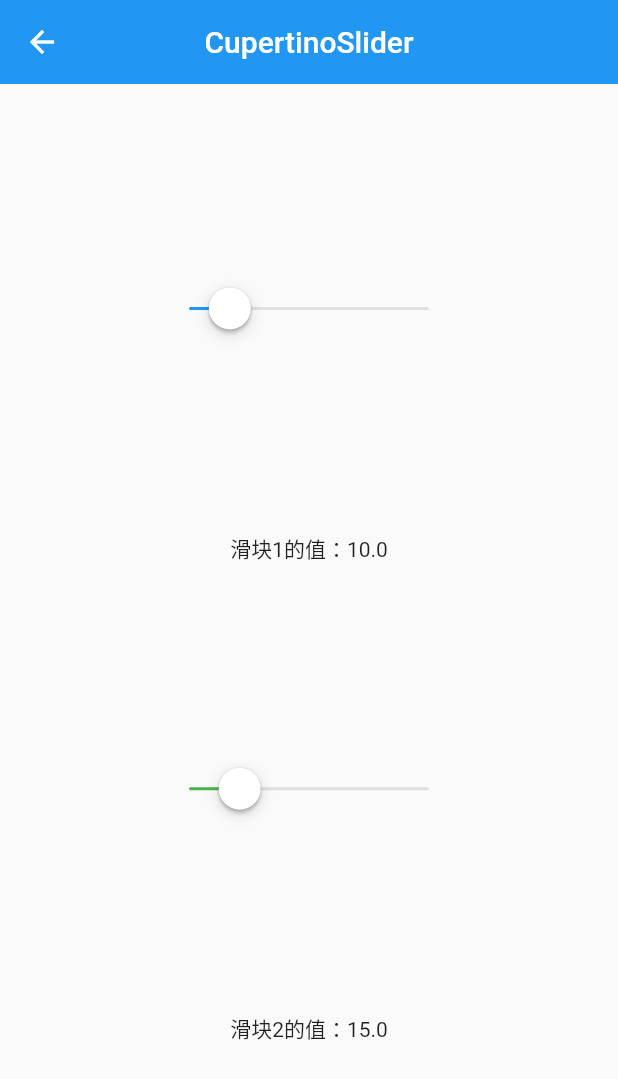
After one commit to huang-weilong/flutter_widgets, a Flutter app: the CupertinoSliderWidget screen opened directly, on a phone screen of 412 x 824 dp. The commit adds this screen. Shown: the top 1079 px of the screen. Run offline on Flutter 3.47's test engine with Material 2 defaults, Android fonts, the phone set to English and light mode, and no system bars.

Commit message:
CupertinoSlider Widget

```diff
--- /dev/null
+++ b/lib/cupertino/cupertino_slider_widget.dart
@@ -0,0 +1,60 @@
+import 'package:flutter/material.dart';
+import 'package:flutter/cupertino.dart';
+
+class CupertinoSliderWidget extends StatefulWidget {
+  @override
+  _CupertinoSliderWidgetState createState() => _CupertinoSliderWidgetState();
+}
+
+class _CupertinoSliderWidgetState extends State<CupertinoSliderWidget> {
+  double _value1 = 10.0;
+  double _value2 = 15.0;
+
+  @override
+  Widget build(BuildContext context) {
+    return Scaffold(
+      appBar: AppBar(
+        title: Text('CupertinoSlider'),
+        centerTitle: true,
+        elevation: 0.0,
+      ),
+      body: Center(
+        child: Column(
+          mainAxisAlignment: MainAxisAlignment.spaceEvenly,
+          children: <Widget>[
+            CupertinoSlider(
+              value: _value1,
+              min: 0.0,
+              max: 100.0,
+              onChanged: (double value) {
+                setState(() {
+                  _value1 = value;
+                });
+              },
+            ),
+            Text('滑块1的值：${_value1.toStringAsFixed(1)}'),
+            CupertinoSlider(
+              value: _value2,
+              divisions: 5, //如果不设置，滑块滑动是连续的
+              min: 0.0,
+              max: 100.0,
+              activeColor: Colors.green,
+              onChanged: (double value) {
+                setState(() {
+                  _value2 = value;
+                });
+              },
+              onChangeStart: (v) {
+                print('滑动开始时的滑块数值$v');
+              },
+              onChangeEnd: (v) {
+                print('滑动结束时的滑块数值$v');
+              },
+            ),
+            Text('滑块2的值：${_value2.toString()}'),
+          ],
+        ),
+      ),
+    );
+  }
+}
--- a/lib/cupertino/index_cupertino.dart
+++ b/lib/cupertino/index_cupertino.dart
@@ -5,6 +5,7 @@ import 'cupertino_alert_dialog_widget.dart';
 import 'cupertino_button_widget.dart';
 import 'cupertino_dialog_widget.dart';
 import 'cupertino_dialog_action_widget.dart';
+import 'cupertino_slider_widget.dart';
 
 class IndexCupertino extends StatefulWidget {
   @override
@@ -23,6 +24,7 @@ class _IndexCupertinoState extends State<IndexCupertino> {
       {'title': 'CupertinoButton', 'page': CupertinoButtonWidget()},
       {'title': 'CupertinoDialog', 'page': CupertinoDialogWidget()},
       {'title': 'CupertinoDialogAction', 'page': CupertinoDialogActionWidget()},
+      {'title': 'CupertinoSlider', 'page': CupertinoSliderWidget()},
     ];
   }
 
```
